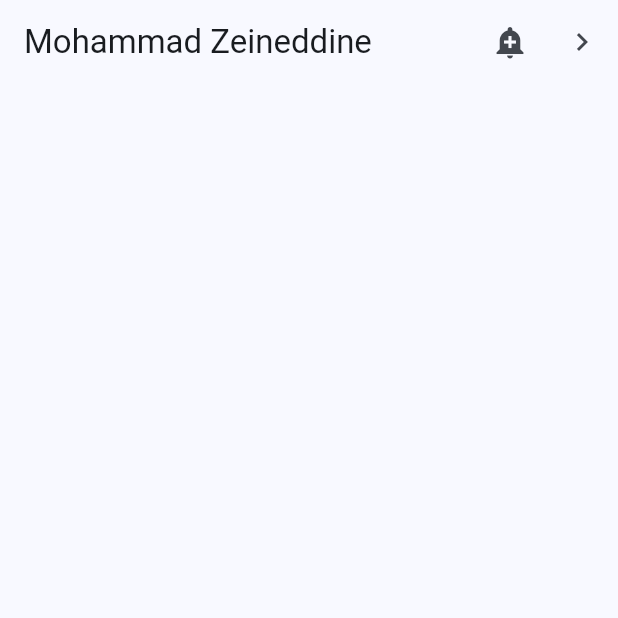
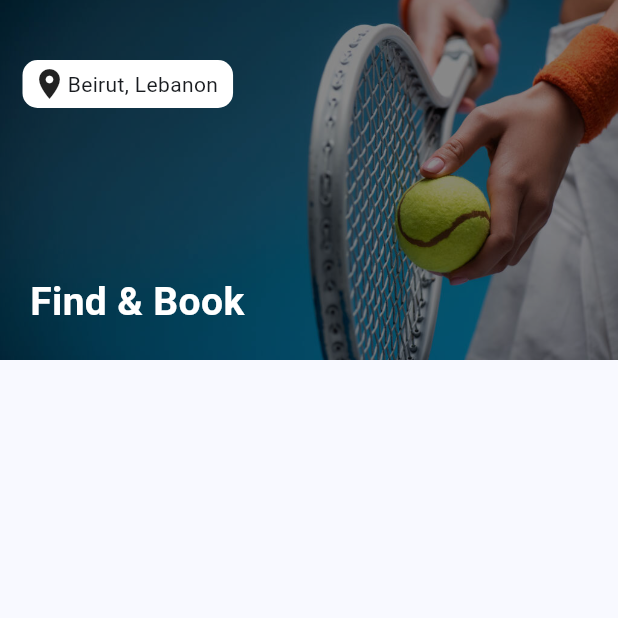
Before and after one commit to M-Zeineddine/riyada_frontend, a Flutter app: the screen it shows after launch, after a tap on "Get OTP", on a phone screen of 412 x 824 dp, the top half of it. Run offline on Flutter 3.47's test engine with Material 3 defaults, Android fonts, the light colour scheme and no system bars; our stand-ins replace flutter_riverpod, go_router; network calls fail.

Commit message:
created home page with hero image

```diff
--- a/lib/app/app.dart
+++ b/lib/app/app.dart
@@ -1,13 +1,15 @@
 import 'package:flutter/material.dart';
+import 'package:flutter_riverpod/flutter_riverpod.dart';
 import 'package:riyada_frontend/app/routing/app_router.dart';
 import '../core/theme/app_theme.dart';
 
-class MyApp extends StatelessWidget {
+class MyApp extends ConsumerWidget {
   const MyApp({super.key});
 
   @override
-  Widget build(BuildContext context) {
-    final router = createRouter();
+  Widget build(BuildContext context, WidgetRef ref) {
+    final router = ref.watch(routerProvider);
+
     return MaterialApp.router(
       title: 'Your App',
       theme: AppTheme.light,
--- a/lib/app/features/home/presentation/home_page.dart
+++ b/lib/app/features/home/presentation/home_page.dart
@@ -1,5 +1,7 @@
 import 'package:flutter_riverpod/flutter_riverpod.dart';
 import 'package:flutter/material.dart';
+import 'package:go_router/go_router.dart';
+import 'package:riyada_frontend/app/features/court/data/court_model.dart';
 import 'package:riyada_frontend/app/features/home/application/home_provider.dart';
 import 'package:riyada_frontend/app/features/user/application/user_provider.dart';
 
@@ -12,52 +14,162 @@ class HomePage extends ConsumerWidget {
     final nearbyCourts = ref.watch(nearbyCourtsProvider);
 
     return Scaffold(
-      appBar: AppBar(
-        title: Text(loggedUser == null ? "Please Login" : loggedUser.name),
-        actions: <Widget>[
-          IconButton(
-            icon: const Icon(Icons.add_alert),
-            tooltip: 'Show Snackbar',
-            onPressed: () {
-              ScaffoldMessenger.of(context).showSnackBar(
-                const SnackBar(
-                  content: Text('This is a snackbar'),
-                  behavior: SnackBarBehavior.floating,
+      // appBar: AppBar(
+      //   title: Text(loggedUser == null ? "Please Login" : loggedUser.name),
+      //   actions: <Widget>[
+      //     IconButton(
+      //       icon: const Icon(Icons.add_alert),
+      //       tooltip: 'Show Snackbar',
+      //       onPressed: () {
+      //         ScaffoldMessenger.of(context).showSnackBar(
+      //           const SnackBar(
+      //             content: Text('This is a snackbar'),
+      //             behavior: SnackBarBehavior.floating,
+      //           ),
+      //         );
+      //       },
+      //     ),
+      //   ],
+      // ),
+      body: SingleChildScrollView(
+        child: Column(
+          crossAxisAlignment: CrossAxisAlignment.start,
+          children: [
+            // Text(loggedUser == null ? "Please Login" : loggedUser.name),
+            // Container(
+            //   margin: const EdgeInsets.only(top: 16),
+            //   padding: const EdgeInsets.symmetric(vertical: 12),
+            //   child: Column(
+            //     crossAxisAlignment: CrossAxisAlignment.start,
+            //     children: [
+            //       const Padding(
+            //         padding: EdgeInsets.symmetric(horizontal: 16),
+            //         child: Text(
+            //           'Nearby Courts',
+            //           style: TextStyle(
+            //             fontSize: 18,
+            //             fontWeight: FontWeight.bold,
+            //           ),
+            //         ),
+            //       ),
+            //       SizedBox(
+            //         height: 160,
+            //         child: ListView.builder(
+            //           scrollDirection: Axis.horizontal,
+            //           padding: const EdgeInsets.only(left: 16, top: 12),
+            //           itemCount: nearbyCourts.length,
+            //           itemBuilder: (context, index) => Padding(
+            //             padding: const EdgeInsets.only(right: 12),
+            //             child: CourtBox(
+            //               court: nearbyCourts[index],
+            //               onTap: () {
+            //                 context.push('/court/${nearbyCourts[index].id}');
+            //               },
+            //             ),
+            //           ),
+            //         ),
+            //       ),
+            //     ],
+            //   ),
+            // ),
+            SizedBox(
+              height: 240,
+              width: double.infinity,
+              child: Stack(
+                fit: StackFit.expand,
+                children: [
+                  Image.asset(
+                    'assets/illustrations/home_hero.jpeg',
+                    fit: BoxFit.cover,
                   ),
-              );
-            },
+
+                  // Opacity layer
+                  Container(
+                    color: Colors.black.withOpacity(
+                      0.45,
+                    ), // adjust opacity here
                   ),
-          IconButton(
-            icon: const Icon(Icons.navigate_next),
-            tooltip: 'Go to the next page',
-            onPressed: () {
-              Navigator.push(
-                context,
-                MaterialPageRoute<void>(
-                  builder: (BuildContext context) {
-                    return Scaffold(
-                      appBar: AppBar(title: const Text('Next page')),
-                      body: const Center(
-                        child: Text(
-                          'This is the next page',
-                          style: TextStyle(fontSize: 24),
+
+                  Positioned(
+                    top: 40,
+                    left: 15,
+                    child: Container(
+                      decoration: BoxDecoration(
+                        color: Colors.white,
+                        borderRadius: BorderRadius.circular(10),
+                      ),
+                      child: Padding(
+                        padding: const EdgeInsets.fromLTRB(6, 4, 10, 4),
+                        child: Row(
+                          children: [
+                            Icon(Icons.location_on),
+                            Text('${loggedUser?.location}'),
+                          ],
                         ),
                       ),
-                    );
-                  },
                     ),
-              );
-            },
+                  ),
+
+                  // Text or content on top
+                  Positioned(
+                    left: 20,
+                    bottom: 20,
+                    child: Text(
+                      'Find & Book',
+                      style: TextStyle(
+                        color: Colors.white,
+                        fontSize: 26,
+                        fontWeight: FontWeight.bold,
+                      ),
+                    ),
                   ),
                 ],
               ),
-      body: SingleChildScrollView(
-        child: Column(
-          children: [
-            // Text(loggedUser == null ? "Please Login" : loggedUser.name),
+            ),
+
+            SizedBox(height: 20),
+
+            // Padding(
+            //   padding: EdgeInsets.symmetric(horizontal: 16),
+            //   child: InkWell(
+            //     onTap: () => {print("Tapped Booking")},
+            //     child: Image.asset('assets/illustrations/booking_banner.png'),
+            //   ),
+            // ),
+            SizedBox(height: 20),
           ],
         ),
       ),
     );
   }
 }
+
+class CourtBox extends StatelessWidget {
+  final CourtModel court;
+  final VoidCallback? onTap;
+
+  const CourtBox({super.key, required this.court, this.onTap});
+
+  @override
+  Widget build(BuildContext context) {
+    return InkWell(
+      onTap: onTap,
+      child: Container(
+        padding: EdgeInsets.all(20),
+        width: 140,
+        decoration: BoxDecoration(
+          image: DecorationImage(
+            image: NetworkImage(court.imageUrl),
+            fit: BoxFit.cover,
+            colorFilter: ColorFilter.mode(
+              Colors.black.withOpacity(0.6),
+              BlendMode.dstATop,
+            ),
+          ),
+          borderRadius: BorderRadius.all(Radius.circular(10)),
+        ),
+        child: Text(court.name),
+      ),
+    );
+  }
+}
--- a/lib/app/features/user/application/user_provider.dart
+++ b/lib/app/features/user/application/user_provider.dart
@@ -6,6 +6,7 @@ final userProvider = Provider<UserModel?>((ref) {
     id: 'u1',
     name: 'Mohammad Zeineddine',
     phoneNumber: '+961 70 123 456',
+    location: 'Beirut, Lebanon',
     avatarUrl: 'https://i.pravatar.cc/150?img=3',
   );
 });
--- a/lib/app/features/user/data/user_model.dart
+++ b/lib/app/features/user/data/user_model.dart
@@ -2,12 +2,14 @@ class UserModel {
   final String id;
   final String name;
   final String? avatarUrl;
+  final String location;
   final String phoneNumber;
 
   const UserModel({
     required this.id,
     required this.name,
     required this.phoneNumber,
+    required this.location,
     this.avatarUrl,
   });
 }
--- a/lib/app/features/welcome/welcome_page.dart
+++ b/lib/app/features/welcome/welcome_page.dart
@@ -1,6 +1,8 @@
 import 'package:flutter/material.dart';
 import 'package:flutter_riverpod/flutter_riverpod.dart';
 import 'package:go_router/go_router.dart';
+import 'package:riyada_frontend/app/features/welcome/widgets/carousel_dot.dart';
+import 'package:riyada_frontend/app/features/welcome/widgets/social_button.dart';
 
 class WelcomePage extends ConsumerWidget {
   const WelcomePage({super.key});
@@ -57,11 +59,11 @@ class WelcomePage extends ConsumerWidget {
               Row(
                 mainAxisAlignment: MainAxisAlignment.center,
                 children: const [
-                  _Dot(active: true),
+                  CarouselDot(active: true),
                   SizedBox(width: 8),
-                  _Dot(active: false),
+                  CarouselDot(active: false),
                   SizedBox(width: 8),
-                  _Dot(active: false),
+                  CarouselDot(active: false),
                 ],
               ),
 
@@ -131,11 +133,11 @@ class WelcomePage extends ConsumerWidget {
               Row(
                 mainAxisAlignment: MainAxisAlignment.center,
                 children: const [
-                  _SocialButton(asset: 'assets/icons/google.png'),
+                  SocialButton(asset: 'assets/icons/google.png'),
                   SizedBox(width: 16),
-                  _SocialButton(asset: 'assets/icons/apple.png'),
+                  SocialButton(asset: 'assets/icons/apple.png'),
                   SizedBox(width: 16),
-                  _SocialButton(asset: 'assets/icons/email.png'),
+                  SocialButton(asset: 'assets/icons/email.png'),
                 ],
               ),
 
@@ -147,54 +149,3 @@ class WelcomePage extends ConsumerWidget {
     );
   }
 }
-
-class _Dot extends StatelessWidget {
-  const _Dot({required this.active});
-  final bool active;
-
-  @override
-  Widget build(BuildContext context) {
-    final cs = Theme.of(context).colorScheme;
-    return AnimatedContainer(
-      duration: const Duration(milliseconds: 200),
-      width: 8,
-      height: 8,
-      decoration: BoxDecoration(
-        color: active ? cs.primary : Colors.black12,
-        borderRadius: BorderRadius.circular(999),
-      ),
-    );
-  }
-}
-
-class _SocialButton extends StatelessWidget {
-  const _SocialButton({required this.asset});
-  final String asset;
-
-  @override
-  Widget build(BuildContext context) {
-    return SizedBox(
-      width: 64,
-      height: 56,
-      child: Material(
-        color: Colors.white,
-        shape: RoundedRectangleBorder(
-          borderRadius: BorderRadius.circular(14),
-          side: BorderSide(color: Colors.black.withOpacity(0.08)),
-        ),
-        child: InkWell(
-          borderRadius: BorderRadius.circular(14),
-          onTap: () {},
-          child: Center(
-            child: Image.asset(
-              asset,
-              width: 22,
-              height: 22,
-              fit: BoxFit.contain,
-            ),
-          ),
-        ),
-      ),
-    );
-  }
-}
--- /dev/null
+++ b/lib/app/features/welcome/widgets/carousel_dot.dart
@@ -0,0 +1,20 @@
+import 'package:flutter/material.dart';
+
+class CarouselDot extends StatelessWidget {
+  const CarouselDot({super.key, required this.active});
+  final bool active;
+
+  @override
+  Widget build(BuildContext context) {
+    final cs = Theme.of(context).colorScheme;
+    return AnimatedContainer(
+      duration: const Duration(milliseconds: 200),
+      width: 8,
+      height: 8,
+      decoration: BoxDecoration(
+        color: active ? cs.primary : Colors.black12,
+        borderRadius: BorderRadius.circular(999),
+      ),
+    );
+  }
+}
--- /dev/null
+++ b/lib/app/features/welcome/widgets/social_button.dart
@@ -0,0 +1,33 @@
+import 'package:flutter/material.dart';
+
+class SocialButton extends StatelessWidget {
+  const SocialButton({super.key, required this.asset});
+  final String asset;
+
+  @override
+  Widget build(BuildContext context) {
+    return SizedBox(
+      width: 64,
+      height: 56,
+      child: Material(
+        color: Colors.white,
+        shape: RoundedRectangleBorder(
+          borderRadius: BorderRadius.circular(14),
+          side: BorderSide(color: Colors.black.withOpacity(0.08)),
+        ),
+        child: InkWell(
+          borderRadius: BorderRadius.circular(14),
+          onTap: () {},
+          child: Center(
+            child: Image.asset(
+              asset,
+              width: 22,
+              height: 22,
+              fit: BoxFit.contain,
+            ),
+          ),
+        ),
+      ),
+    );
+  }
+}
--- a/lib/app/routing/app_router.dart
+++ b/lib/app/routing/app_router.dart
@@ -1,11 +1,11 @@
+import 'package:flutter_riverpod/flutter_riverpod.dart';
 import 'package:go_router/go_router.dart';
-import 'package:flutter/widgets.dart';
 import 'package:riyada_frontend/app/features/home/presentation/home_page.dart';
 import 'package:riyada_frontend/app/features/welcome/welcome_page.dart';
 
-GoRouter createRouter() {
+final routerProvider = Provider<GoRouter>((ref) {
   return GoRouter(
-    initialLocation: '/',
+    initialLocation: '/', // Starting location
     routes: [
       GoRoute(
         path: '/',
@@ -19,7 +19,5 @@ GoRouter createRouter() {
         builder: (context, state) => const HomePage(),
       ),
     ],
-    // (optional) errorBuilder for 404s
-    // errorBuilder: (context, state) => const NotFoundPage(),
   );
-}
+});
```
Also changed, not shown: lib/app/features/home/application/home_provider.dart (+14 -1 lines), lib/core/mock_data.dart (+31 -31 lines), assets/illustrations/booking_banner.png (added), assets/illustrations/home_hero.jpeg (added), assets/illustrations/home_hero2.png (added), lib/app/features/court/widgets/court_box.dart (added). Lines whose indentation alone changed are shown as unchanged.
